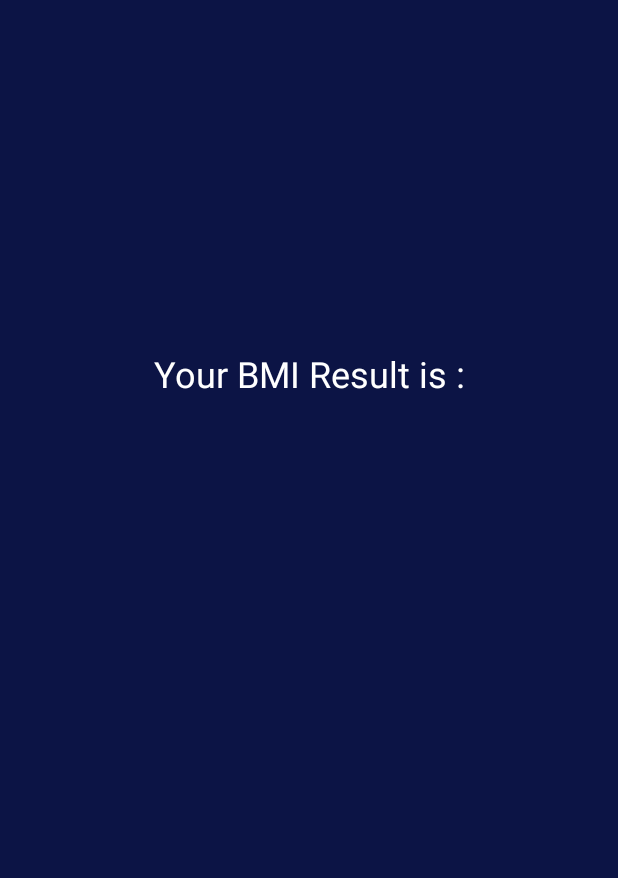
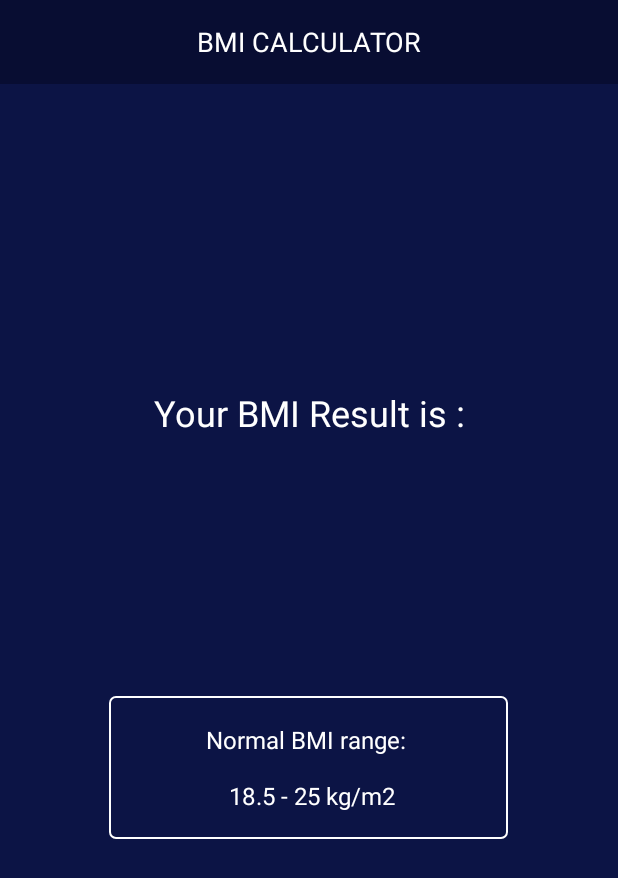
Before and after one commit to Vishnuanand77/BMI_Calculator, an Android app: the ResultsPage screen opened directly, with no data from a screen before it, on a phone screen of 412 x 824 dp. Shown: the top 878 px of the screen. Run offline under Robolectric (Android 15) with nearby library versions, the phone set to English and light mode, and no system bars; 1 statement that could not run was skipped.

Commit message:
Added information text box

```diff
--- a/app/src/main/java/com/example/bmicalculator/MainActivity.java
+++ b/app/src/main/java/com/example/bmicalculator/MainActivity.java
@@ -119,7 +119,7 @@ public class MainActivity extends AppCompatActivity {
             double result = calculateBMI(UserWeight, HeightInFeet, HeightInInch);
 
             //Check if BMI is less than 18.5
-            if (result >= 18.5 && result <= 40) {
+            if (result >= 18 && result <= 40) {
                 //Start a new Activity
                 Intent intent = new Intent(this, ResultsPage.class);
                 intent.putExtra(EXTRA_MESSAGE, BMI_Result);
--- a/app/src/main/java/com/example/bmicalculator/ResultsPage.java
+++ b/app/src/main/java/com/example/bmicalculator/ResultsPage.java
@@ -7,6 +7,9 @@ import android.os.Bundle;
 import android.widget.Button;
 import android.widget.TextView;
 import android.widget.Toast;
+import android.widget.Toolbar;
+
+import java.util.Objects;
 
 public class ResultsPage extends AppCompatActivity {
 
@@ -17,6 +20,10 @@ public class ResultsPage extends AppCompatActivity {
     protected void onCreate(Bundle savedInstanceState) {
         super.onCreate(savedInstanceState);
         setContentView(R.layout.activity_results_page);
+
+//        Toolbar toolbar = findViewById(R.id.materialToolbar2);
+//        setSupportActionBar(toolbar);
+
 
         BMIScore_display = findViewById(R.id.BMIScoreDisplay);
         BMIResult_display = findViewById(R.id.BMI_resultDisplay);
@@ -48,4 +55,9 @@ public class ResultsPage extends AppCompatActivity {
         }
 
     }
+
+    private void setSupportActionBar(Toolbar toolbar) {
+        Objects.requireNonNull(getSupportActionBar()).setDisplayHomeAsUpEnabled(true);
+        getSupportActionBar().setDisplayShowHomeEnabled(true);
+    }
 }
--- /dev/null
+++ b/app/src/main/res/drawable/customstroke.xml
@@ -0,0 +1,8 @@
+<?xml version="1.0" encoding="utf-8"?>
+<shape xmlns:android="http://schemas.android.com/apk/res/android" android:shape="rectangle">
+<stroke
+    android:width="1dp"
+    android:color="@color/white"/>
+<corners
+    android:radius="4dp"/>
+</shape>
--- a/app/src/main/res/layout/activity_results_page.xml
+++ b/app/src/main/res/layout/activity_results_page.xml
@@ -7,11 +7,26 @@
     android:background="#0C1445"
     tools:context=".ResultsPage">
 
+    <com.google.android.material.appbar.MaterialToolbar
+        android:id="@+id/materialToolbar2"
+        android:layout_width="match_parent"
+        android:layout_height="wrap_content"
+        android:background="@color/purple_700"
+        android:textAlignment="center"
+        android:theme="@style/Theme.AppCompat.DayNight.DarkActionBar"
+        app:layout_constraintEnd_toEndOf="parent"
+        app:layout_constraintStart_toStartOf="parent"
+        app:layout_constraintTop_toTopOf="parent"
+        app:title="BMI CALCULATOR"
+        app:titleCentered="true"
+        app:titleTextAppearance="@style/TextAppearance.AppCompat.Medium"
+        app:titleTextColor="#FFFFFF" />
+
     <TextView
         android:id="@+id/BMIScoreDisplay"
         android:layout_width="wrap_content"
         android:layout_height="wrap_content"
-        android:layout_marginTop="100dp"
+        android:layout_marginTop="70dp"
         android:text="BMI"
         android:textAlignment="center"
         android:textColor="#FFFFFF"
@@ -20,7 +35,7 @@
         app:layout_constraintEnd_toEndOf="parent"
         app:layout_constraintHorizontal_bias="0.498"
         app:layout_constraintStart_toStartOf="parent"
-        app:layout_constraintTop_toTopOf="parent" />
+        app:layout_constraintTop_toBottomOf="@+id/materialToolbar2" />
 
     <TextView
         android:id="@+id/BMI_resultDisplay"
@@ -49,4 +64,21 @@
         app:layout_constraintStart_toStartOf="parent"
         app:layout_constraintTop_toBottomOf="@+id/BMIScoreDisplay" />
 
+    <TextView
+        android:id="@+id/textView"
+        android:layout_width="266dp"
+        android:layout_height="wrap_content"
+        android:layout_marginTop="88dp"
+        android:background="@drawable/customstroke"
+        android:maxLines="3"
+        android:padding="18dp"
+        android:text="Normal BMI range: \n\n 18.5 - 25 kg/m2"
+        android:textAlignment="center"
+        android:textColor="#FFFFFF"
+        android:textSize="16sp"
+        app:layout_constraintEnd_toEndOf="parent"
+        app:layout_constraintHorizontal_bias="0.496"
+        app:layout_constraintStart_toStartOf="parent"
+        app:layout_constraintTop_toBottomOf="@+id/BMI_resultDisplay" />
+
 </androidx.constraintlayout.widget.ConstraintLayout>
--- a/app/src/main/res/layout/toolbar.xml
+++ /dev/null
@@ -1,7 +0,0 @@
-<?xml version="1.0" encoding="utf-8"?>
-<androidx.appcompat.widget.Toolbar xmlns:android="http://schemas.android.com/apk/res/android"
-    android:layout_width="match_parent"
-    android:layout_height="wrap_content"
-    android:background="?attr/colorPrimary">
-
-</androidx.appcompat.widget.Toolbar>
```
